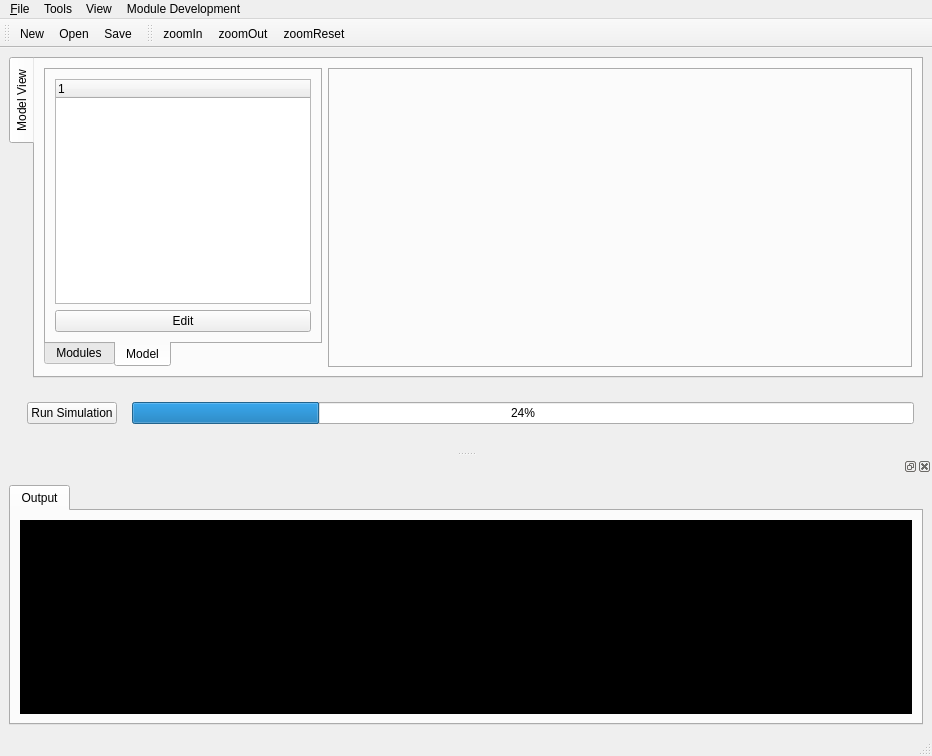
Qt form src/libdynamind-gui/mainwindow.ui (iut-ibk/DynaMind-ToolBox) before a commit.
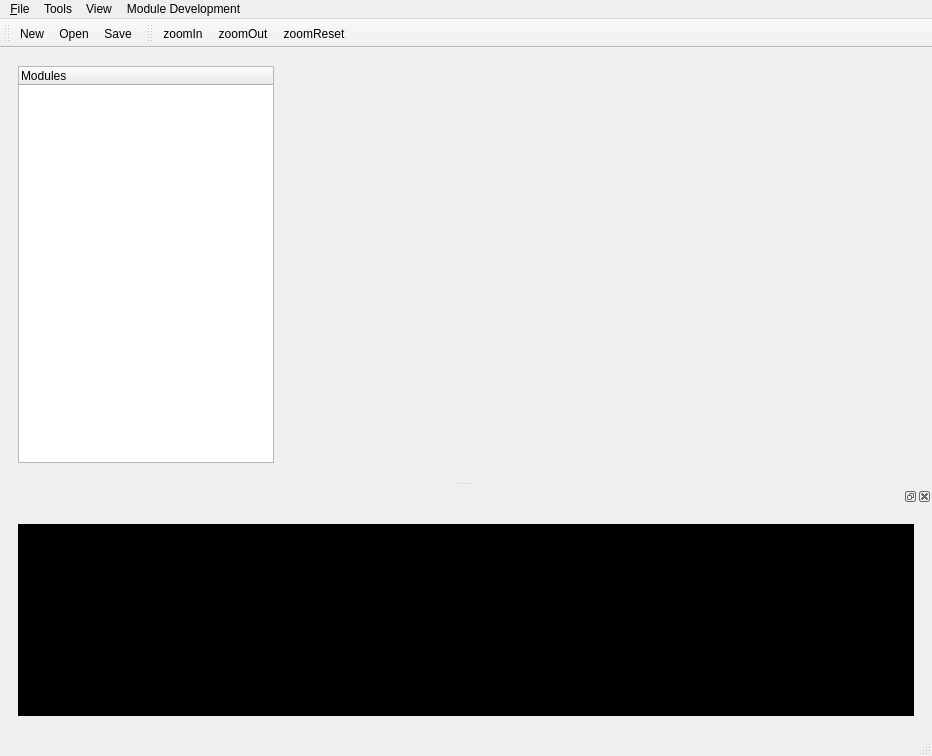
The same form after that commit. The open tabs and pages were chosen to show the change. Icons and pictures are not drawn.

```diff
--- a/src/libdynamind-gui/mainwindow.ui
+++ b/src/libdynamind-gui/mainwindow.ui
@@ -25,48 +25,8 @@
   <widget class="QWidget" name="centralwidget">
    <layout class="QVBoxLayout" name="verticalLayout_2">
     <item>
-     <widget class="QTabWidget" name="tabWidget_2">
-      <property name="tabPosition">
-       <enum>QTabWidget::West</enum>
-      </property>
-      <property name="tabShape">
-       <enum>QTabWidget::Rounded</enum>
-      </property>
-      <property name="currentIndex">
-       <number>0</number>
-      </property>
-      <property name="documentMode">
-       <bool>false</bool>
-      </property>
-      <property name="movable">
-       <bool>false</bool>
-      </property>
-      <widget class="QWidget" name="Model_View">
-       <attribute name="title">
-        <string>Model View</string>
-       </attribute>
-       <layout class="QGridLayout" name="gridLayout">
-        <item row="0" column="0">
-         <widget class="QTabWidget" name="tabWidget_3">
-          <property name="sizePolicy">
-           <sizepolicy hsizetype="Fixed" vsizetype="Expanding">
-            <horstretch>0</horstretch>
-            <verstretch>0</verstretch>
-           </sizepolicy>
-          </property>
-          <property name="tabPosition">
-           <enum>QTabWidget::South</enum>
-          </property>
-          <property name="currentIndex">
-           <number>0</number>
-          </property>
-          <widget class="QWidget" name="tab_5">
-           <attribute name="title">
-            <string>Modules</string>
-           </attribute>
-           <layout class="QHBoxLayout" name="horizontalLayout">
-            <item>
-             <layout class="QVBoxLayout" name="verticalLayout_5">
+     <widget class="QWidget" name="widget_2" native="true">
+      <layout class="QHBoxLayout" name="horizontalLayout_3">
               <item>
                <widget class="QTreeWidget" name="treeWidget">
                 <property name="sizePolicy">
@@ -75,9 +35,27 @@
                   <verstretch>0</verstretch>
                  </sizepolicy>
                 </property>
+         <property name="frameShape">
+          <enum>QFrame::StyledPanel</enum>
+         </property>
+         <property name="frameShadow">
+          <enum>QFrame::Plain</enum>
+         </property>
+         <property name="lineWidth">
+          <number>1</number>
+         </property>
                 <property name="dragEnabled">
                  <bool>true</bool>
                 </property>
+         <attribute name="headerVisible">
+          <bool>true</bool>
+         </attribute>
+         <attribute name="headerCascadingSectionResizes">
+          <bool>false</bool>
+         </attribute>
+         <attribute name="headerHighlightSections">
+          <bool>false</bool>
+         </attribute>
                 <column>
                  <property name="text">
                   <string notr="true">Modules</string>
@@ -85,83 +63,21 @@
                 </column>
                </widget>
               </item>
-             </layout>
-            </item>
-           </layout>
-          </widget>
-          <widget class="QWidget" name="tab_6">
-           <attribute name="title">
-            <string>Model</string>
-           </attribute>
-           <layout class="QVBoxLayout" name="verticalLayout_7">
             <item>
-             <layout class="QVBoxLayout" name="verticalLayout_6">
-              <item>
-               <widget class="QTreeWidget" name="modelTree">
-                <column>
-                 <property name="text">
-                  <string notr="true">1</string>
-                 </property>
-                </column>
-               </widget>
-              </item>
-             </layout>
-            </item>
-            <item>
-             <widget class="QPushButton" name="edit_groups">
-              <property name="text">
-               <string>Edit</string>
-              </property>
-             </widget>
-            </item>
-           </layout>
-          </widget>
-         </widget>
-        </item>
-        <item row="0" column="1">
          <widget class="QTabWidget" name="tabWidget_4">
           <property name="tabPosition">
-           <enum>QTabWidget::South</enum>
+          <enum>QTabWidget::North</enum>
           </property>
           <property name="currentIndex">
            <number>-1</number>
           </property>
-         </widget>
-        </item>
-       </layout>
-      </widget>
-     </widget>
-    </item>
-    <item>
-     <widget class="QWidget" name="widget_3" native="true">
-      <layout class="QHBoxLayout" name="horizontalLayout_6">
-       <item>
-        <widget class="QWidget" name="widget_2" native="true">
-         <layout class="QHBoxLayout" name="horizontalLayout_5">
-          <item>
-           <layout class="QVBoxLayout" name="verticalLayout_9">
-            <item>
-             <widget class="QPushButton" name="runSim">
-              <property name="text">
-               <string>Run Simulation</string>
-              </property>
-             </widget>
-            </item>
-           </layout>
-          </item>
-         </layout>
-        </widget>
-       </item>
-       <item>
-        <layout class="QHBoxLayout" name="horizontalLayout_3">
-         <item>
-          <widget class="QProgressBar" name="progressBar">
-           <property name="value">
-            <number>24</number>
-           </property>
-          </widget>
-         </item>
-        </layout>
+         <property name="documentMode">
+          <bool>true</bool>
+         </property>
+         <property name="tabsClosable">
+          <bool>false</bool>
+         </property>
+        </widget>
        </item>
       </layout>
      </widget>
@@ -226,14 +142,7 @@
      <item>
       <layout class="QVBoxLayout" name="verticalLayout_3">
        <item>
-        <widget class="QTabWidget" name="tabWidget">
-         <property name="currentIndex">
-          <number>0</number>
-         </property>
-         <widget class="QWidget" name="tab">
-          <attribute name="title">
-           <string>Output</string>
-          </attribute>
+        <widget class="QWidget" name="widget" native="true">
           <layout class="QVBoxLayout" name="verticalLayout_4">
            <item>
             <widget class="QPlainTextEdit" name="log_widget">
@@ -670,7 +579,6 @@
             </widget>
            </item>
           </layout>
-         </widget>
         </widget>
        </item>
       </layout>
```
Lines whose indentation alone changed are shown as unchanged.
